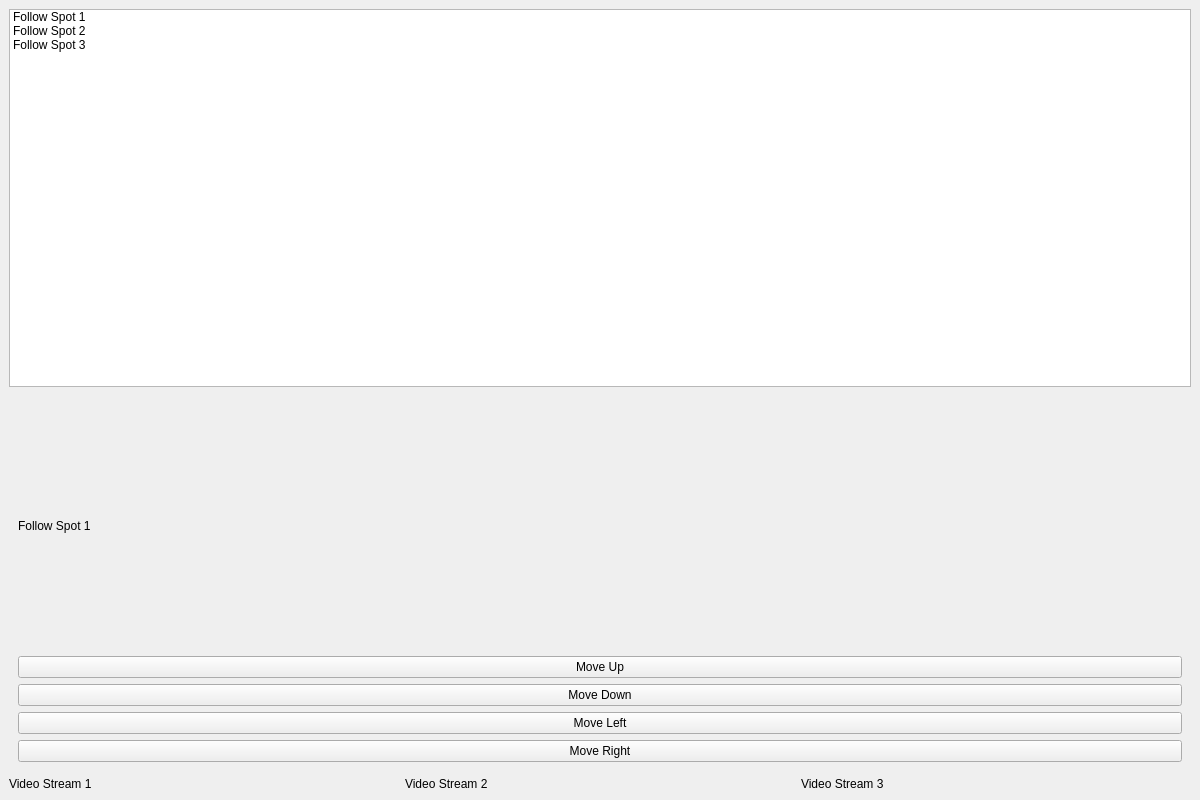
The window that camui.ui (Stavro-Purdie/Universal-Digital-Visual-Follow-Spot-Interfacing-System) describes before a commit, drawn with Qt 5.
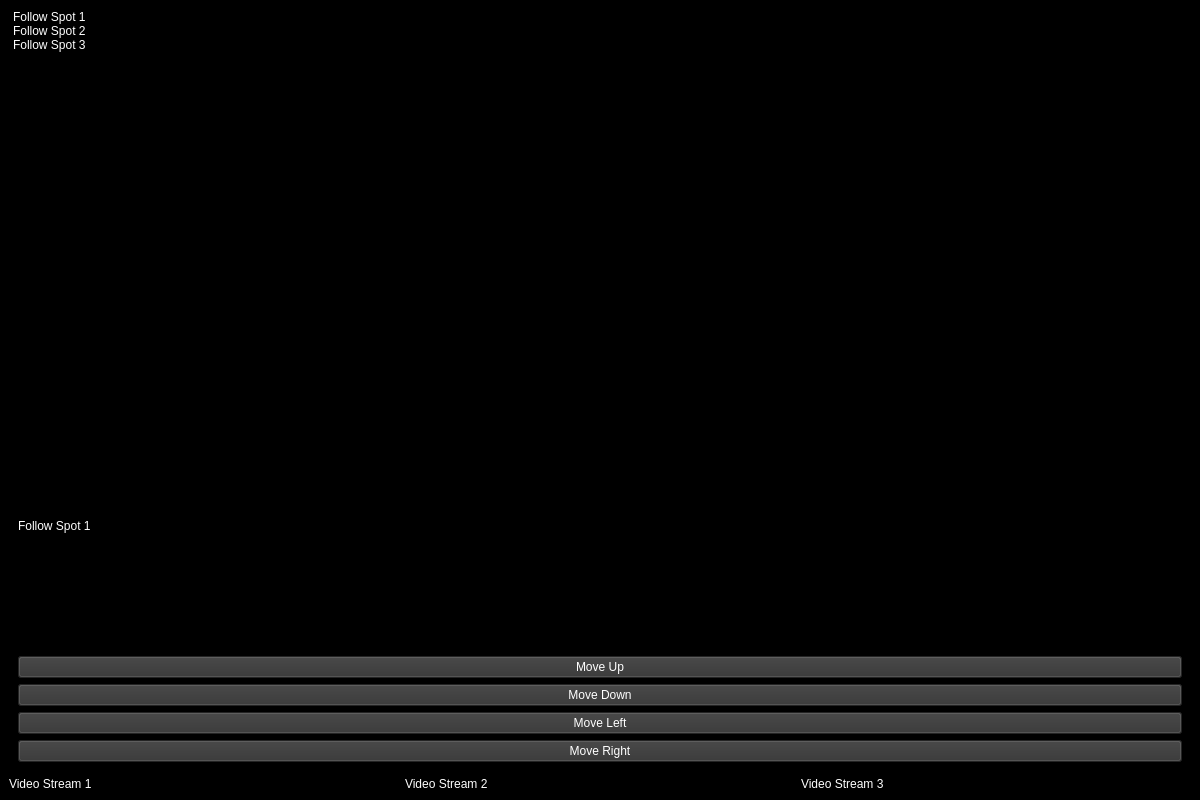
The same window after the commit.

Commit message: Did heaps of editing to make the background black, up next. Better looking GUI.

What changed in the file:
```diff
--- a/camui.ui
+++ b/camui.ui
@@ -13,10 +13,20 @@
   <property name="windowTitle">
    <string>Automated Follow Spots Controller</string>
   </property>
+  <property name="styleSheet">
+   <string>
+    background-color: black;
+   </string>
+  </property>
   <widget class="QWidget" name="centralwidget">
    <layout class="QVBoxLayout" name="verticalLayout">
     <item>
      <widget class="QListWidget" name="spotListWidget">
+      <property name="styleSheet">
+       <string>
+        background-color: black; color: white;
+       </string>
+      </property>
       <item>
        <property name="text">
         <string>Follow Spot 1</string>
@@ -37,12 +47,22 @@
     <item>
      <widget class="QStackedWidget" name="stackedWidget">
       <widget class="QWidget" name="spotControl1">
+       <property name="styleSheet">
+        <string>
+         background-color: black; color: white;
+        </string>
+       </property>
        <layout class="QVBoxLayout" name="spotControl1Layout">
         <item>
          <widget class="QLabel" name="label1">
           <property name="text">
            <string>Follow Spot 1</string>
           </property>
+          <property name="styleSheet">
+           <string>
+            color: white;
+           </string>
+          </property>
          </widget>
         </item>
         <item>
@@ -50,6 +70,11 @@
           <property name="text">
            <string>Move Up</string>
           </property>
+          <property name="styleSheet">
+           <string>
+            background-color: #333; color: white;
+           </string>
+          </property>
          </widget>
         </item>
         <item>
@@ -57,6 +82,11 @@
           <property name="text">
            <string>Move Down</string>
           </property>
+          <property name="styleSheet">
+           <string>
+            background-color: #333; color: white;
+           </string>
+          </property>
          </widget>
         </item>
         <item>
@@ -64,6 +94,11 @@
           <property name="text">
            <string>Move Left</string>
           </property>
+          <property name="styleSheet">
+           <string>
+            background-color: #333; color: white;
+           </string>
+          </property>
          </widget>
         </item>
         <item>
@@ -71,6 +106,11 @@
           <property name="text">
            <string>Move Right</string>
           </property>
+          <property name="styleSheet">
+           <string>
+            background-color: #333; color: white;
+           </string>
+          </property>
          </widget>
         </item>
        </layout>
@@ -162,6 +202,11 @@
         <property name="text">
          <string>Video Stream 1</string>
         </property>
+        <property name="styleSheet">
+         <string>
+          background-color: black; color: white;
+         </string>
+        </property>
        </widget>
       </item>
       <item>
@@ -169,6 +214,11 @@
         <property name="text">
          <string>Video Stream 2</string>
         </property>
+        <property name="styleSheet">
+         <string>
+          background-color: black; color: white;
+         </string>
+        </property>
        </widget>
       </item>
       <item>
@@ -176,6 +226,11 @@
         <property name="text">
          <string>Video Stream 3</string>
         </property>
+        <property name="styleSheet">
+         <string>
+          background-color: black; color: white;
+         </string>
+        </property>
        </widget>
       </item>
      </layout>
```
Left out of the diff: 60 changed lines with no effect on the pictures. The commit also changes 1 other file.
